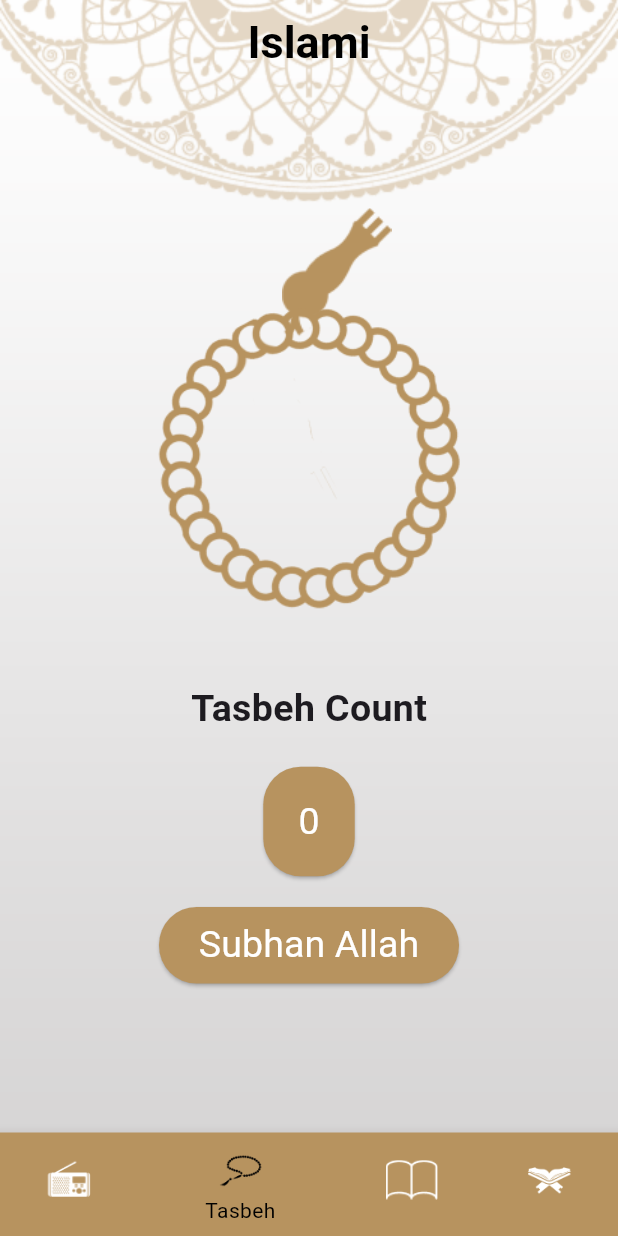
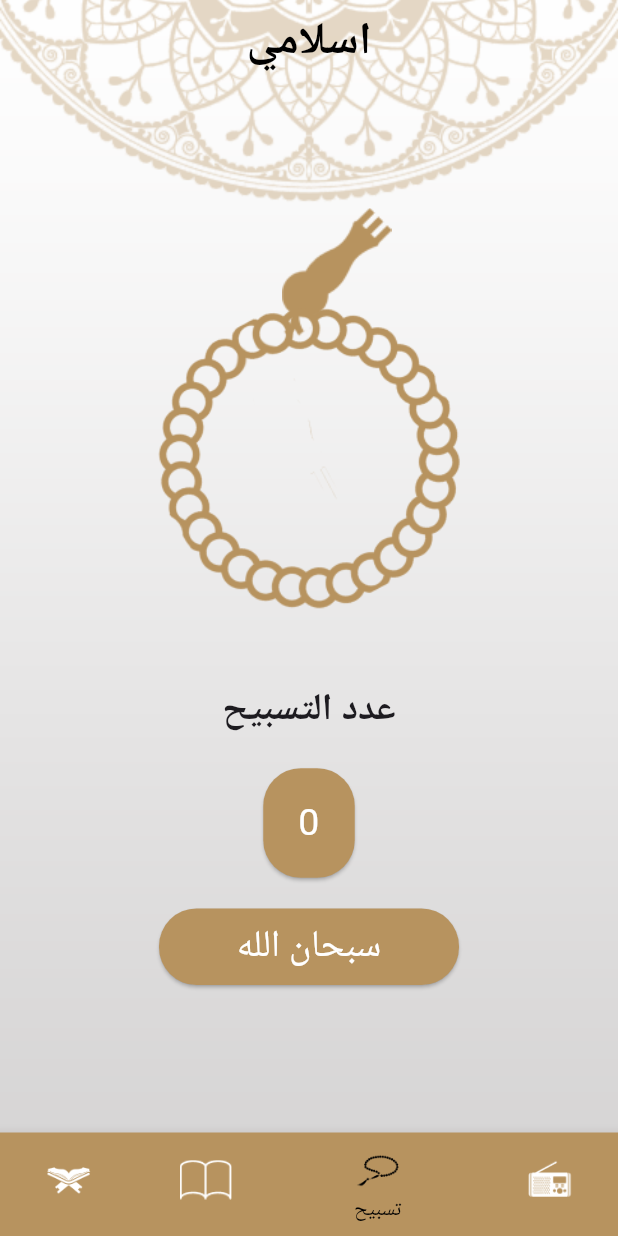
Before and after one commit to YoussefAbdelrahman8/islamiApp, a Flutter app: the screen it shows after launch, item 2 of the bottom bar chosen, on a phone screen of 412 x 824 dp. Run offline on Flutter 3.47's test engine with Material 3 defaults, Android fonts, the phone set to English and light mode, and no system bars; missing offline and left inert: splash_screen_view; generated files the repository leaves out were written again.

Commit message:
+ localization packages + ar localization + en localization

```diff
--- /dev/null
+++ b/l10n.yaml
@@ -0,0 +1,3 @@
+arb-dir: lib/l10n
+template-arb-file: intl_en.arb
+output-localization-file: app_localizations.dart
--- a/lib/Screens/HomeScreen/HomeScreen.dart
+++ b/lib/Screens/HomeScreen/HomeScreen.dart
@@ -1,8 +1,10 @@
 import 'package:flutter/material.dart';
+import 'package:flutter/services.dart';
 import 'package:islamiapp/Screens/HomeScreen/Tabs/AhadethTab/AhadethTab.dart';
 import 'package:islamiapp/Screens/HomeScreen/Tabs/QuraanTab/QuraanTab.dart';
 import 'package:islamiapp/Screens/HomeScreen/Tabs/RadioTab/RadioTab.dart';
 import 'package:islamiapp/Screens/HomeScreen/Tabs/SebhaTab/SebhaTab.dart';
+import 'package:flutter_gen/gen_l10n/app_localizations.dart';
 
 class HomeScreen extends StatefulWidget {
   static const routeName = "home";
@@ -30,7 +32,8 @@ class _HomeScreenState extends State<HomeScreen> {
             image: AssetImage("assets/images/bg3.png"), fit: BoxFit.cover),
       ),
       child: Scaffold(
-        appBar: AppBar(title: const Center(child: Text("Islami"))),
+        appBar: AppBar(
+            title: Center(child: Text(AppLocalizations.of(context)!.islami))),
         body: tabs[currentIndex],
         bottomNavigationBar: BottomNavigationBar(
           currentIndex: currentIndex,
@@ -44,23 +47,23 @@ class _HomeScreenState extends State<HomeScreen> {
             BottomNavigationBarItem(
               backgroundColor: Theme.of(context).colorScheme.primary,
               icon: const ImageIcon(AssetImage("assets/images/radio_blue.png")),
-              label: "Radio",
+              label: AppLocalizations.of(context)!.radio,
             ),
             BottomNavigationBarItem(
               backgroundColor: Theme.of(context).colorScheme.primary,
               icon: const ImageIcon(AssetImage("assets/images/sebha_blue.png")),
-              label: "Tasbeh",
+              label: AppLocalizations.of(context)!.tasbeh,
             ),
             BottomNavigationBarItem(
               backgroundColor: Theme.of(context).colorScheme.primary,
               icon: const ImageIcon(AssetImage("assets/images/Path 1.png")),
-              label: "Ahadeth",
+              label: AppLocalizations.of(context)!.ahadeth,
             ),
             BottomNavigationBarItem(
               backgroundColor: Theme.of(context).colorScheme.primary,
               icon:
                   const ImageIcon(AssetImage("assets/images/moshaf_gold.png")),
-              label: "Quraan",
+              label: AppLocalizations.of(context)!.quraan,
             )
           ],
         ),
--- a/lib/Screens/HomeScreen/Tabs/RadioTab/RadioTab.dart
+++ b/lib/Screens/HomeScreen/Tabs/RadioTab/RadioTab.dart
@@ -1,5 +1,6 @@
 import 'package:flutter/material.dart';
 import 'package:islamiapp/Screens/HomeScreen/Tabs/RadioTab/PlayRow.dart';
+import 'package:flutter_gen/gen_l10n/app_localizations.dart';
 
 class RadioTab extends StatelessWidget {
   const RadioTab({super.key});
@@ -18,8 +19,8 @@ class RadioTab extends StatelessWidget {
           SizedBox(
             height: 0.05 * height,
           ),
-          const Text(
-            "Quraan Kareem Radio",
+           Text(
+            AppLocalizations.of(context)!.quraanKareemRadio,//error here
             style: TextStyle(
               fontSize: 25,
               fontWeight: FontWeight.w600,
--- a/lib/Screens/HomeScreen/Tabs/SebhaTab/BottomPartWidget/BottomPartwidget.dart
+++ b/lib/Screens/HomeScreen/Tabs/SebhaTab/BottomPartWidget/BottomPartwidget.dart
@@ -1,6 +1,7 @@
 import 'package:flutter/material.dart';
 import 'package:islamiapp/Screens/HomeScreen/Tabs/SebhaTab/BottomPartWidget/CounterBox.dart';
 import 'package:islamiapp/Screens/HomeScreen/Tabs/SebhaTab/BottomPartWidget/TasbehButton.dart';
+import 'package:flutter_gen/gen_l10n/app_localizations.dart';
 
 class BottomPartwidget extends StatelessWidget {
   int counter;
@@ -19,9 +20,9 @@ class BottomPartwidget extends StatelessWidget {
     return Expanded(
       child: Column(
         children: [
-          const Text(
-            "Tasbeh Count",
-            style: TextStyle(
+          Text(
+            AppLocalizations.of(context)!.tasbehCount,
+            style: const TextStyle(
               fontSize: 25,
               fontWeight: FontWeight.w600,
             ),
--- a/lib/Screens/HomeScreen/Tabs/SebhaTab/SebhaTab.dart
+++ b/lib/Screens/HomeScreen/Tabs/SebhaTab/SebhaTab.dart
@@ -1,6 +1,7 @@
 import 'package:flutter/material.dart';
 import 'package:islamiapp/Screens/HomeScreen/Tabs/SebhaTab/BottomPartWidget/BottomPartwidget.dart';
 import 'package:islamiapp/Screens/HomeScreen/Tabs/SebhaTab/SebhaIcon.dart';
+import 'package:flutter_gen/gen_l10n/app_localizations.dart';
 
 class SebhaTab extends StatefulWidget {
   const SebhaTab({super.key});
@@ -10,18 +11,18 @@ class SebhaTab extends StatefulWidget {
 }
 
 class _SebhaTabState extends State<SebhaTab> {
-  List<String> tasbehStrings = [
-    "Subhan Allah",
-    "Al-Hamdulle",
-    "Allah Akbar",
-    "Astghforullah"
-  ];
   int i = 0;
   int counter = 0;
   double angle = 0;
 
   @override
   Widget build(BuildContext context) {
+    List<String> tasbehStrings = [
+      AppLocalizations.of(context)!.sub,
+      AppLocalizations.of(context)!.hamd,
+      AppLocalizations.of(context)!.tkber,
+      AppLocalizations.of(context)!.ghafr,
+    ];
     double height = MediaQuery.of(context).size.height;
     return Column(
       children: [
--- /dev/null
+++ b/lib/l10n/intl_ar.arb
@@ -0,0 +1,15 @@
+{
+  "islami": "اسلامي",
+  "quraanKareemRadio": "اذاعة القران الكريم",
+  "radio" : "راديو",
+  "tasbeh" : "تسبيح",
+  "ahadeth": "احاديث",
+  "quraan": "قران",
+  "suraName": "اسم السورة",
+  "verseNum": "عدد الايات",
+  "tasbehCount": "عدد التسبيح",
+  "sub": "سبحان الله",
+  "hamd":"الحمد الله",
+  "tkber":"الله اكبر",
+  "ghafr":"استغفر الله"
+}
--- a/lib/main.dart
+++ b/lib/main.dart
@@ -1,8 +1,10 @@
 import 'package:flutter/material.dart';
+import 'package:flutter_localizations/flutter_localizations.dart';
 import 'package:islamiapp/Screens/AhadethDetailsScreen/AhadethDetailsScreen.dart';
 import 'package:islamiapp/Screens/HomeScreen/HomeScreen.dart';
 import 'package:islamiapp/Screens/QuraanDetailScreen/QuraanDetailsScreen.dart';
 import 'package:islamiapp/Screens/SplashScreen/SplashScreen.dart';
+import 'package:flutter_gen/gen_l10n/app_localizations.dart';
 
 void main() {
   runApp(const MyApp());
@@ -15,9 +17,9 @@ class MyApp extends StatelessWidget {
   Widget build(BuildContext context) {
     return MaterialApp(
       theme: ThemeData(
-        iconTheme: const IconThemeData(
-          color: Color(0xffB7935F),
-        ),
+          iconTheme: const IconThemeData(
+            color: Color(0xffB7935F),
+          ),
           appBarTheme: const AppBarTheme(
             backgroundColor: Colors.transparent,
             titleTextStyle: TextStyle(
@@ -49,6 +51,17 @@ class MyApp extends StatelessWidget {
             color: Color(0xffB7935F),
             thickness: 2,
           )),
+      localizationsDelegates: const [
+        AppLocalizations.delegate,
+        GlobalMaterialLocalizations.delegate,
+        GlobalWidgetsLocalizations.delegate,
+        GlobalCupertinoLocalizations.delegate,
+      ],
+      supportedLocales: const [
+        Locale('en'), // English
+        Locale('ar'), // Arabic
+      ],
+      locale: const Locale("ar"),
       routes: {
         HomeScreen.routeName: (context) => const HomeScreen(),
         SplashScreen.routeName: (context) => const SplashScreen(),
--- a/pubspec.yaml
+++ b/pubspec.yaml
@@ -36,6 +36,9 @@ dependencies:
   # The following adds the Cupertino Icons font to your application.
   # Use with the CupertinoIcons class for iOS style icons.
   cupertino_icons: ^1.0.8
+  flutter_localizations:
+    sdk: flutter
+  intl: any
 
 dev_dependencies:
   flutter_test:
@@ -53,6 +56,7 @@ dev_dependencies:
 
 # The following section is specific to Flutter packages.
 flutter:
+  generate: true
 
   # The following line ensures that the Material Icons font is
   # included with your application, so that you can use the icons in
@@ -90,3 +94,5 @@ flutter:
   #
   # For details regarding fonts from package dependencies,
   # see https://flutter.dev/to/font-from-package
+flutter_intl:
+  enabled: true
```
Also changed, not shown: lib/Screens/HomeScreen/Tabs/AhadethTab/AhadethTab.dart (+5 -4 lines), lib/Screens/HomeScreen/Tabs/QuraanTab/QuraanTab.dart (+7 -6 lines), lib/l10n/intl_en.arb (added, +15 -0 lines), lib/generated/intl/messages_all.dart (added), lib/generated/intl/messages_ar.dart (added), lib/generated/intl/messages_en.dart (added), lib/generated/l10n.dart (added), pubspec.lock.
